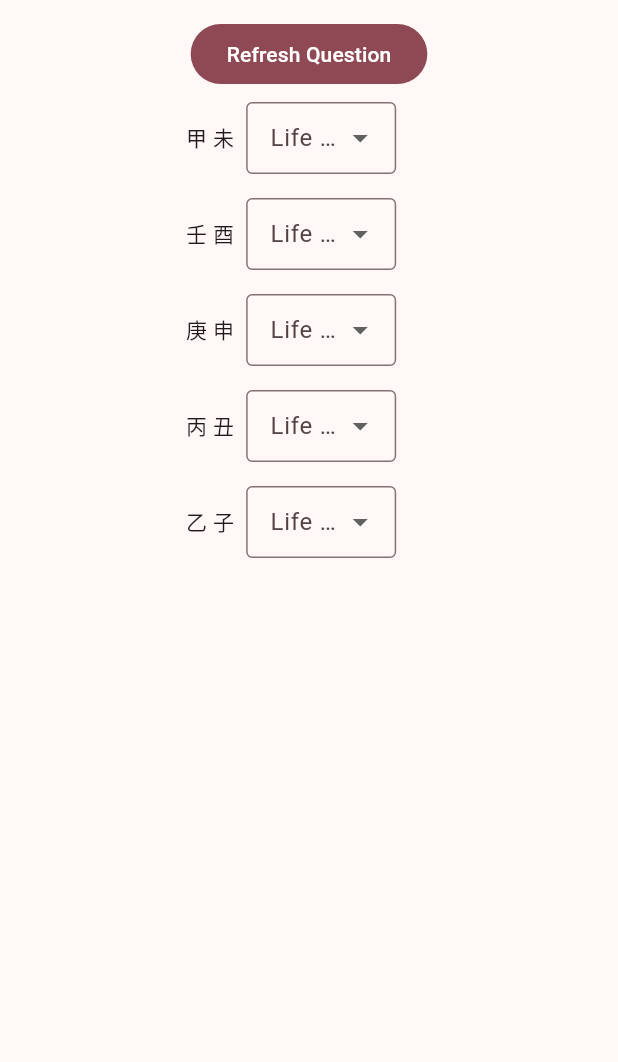
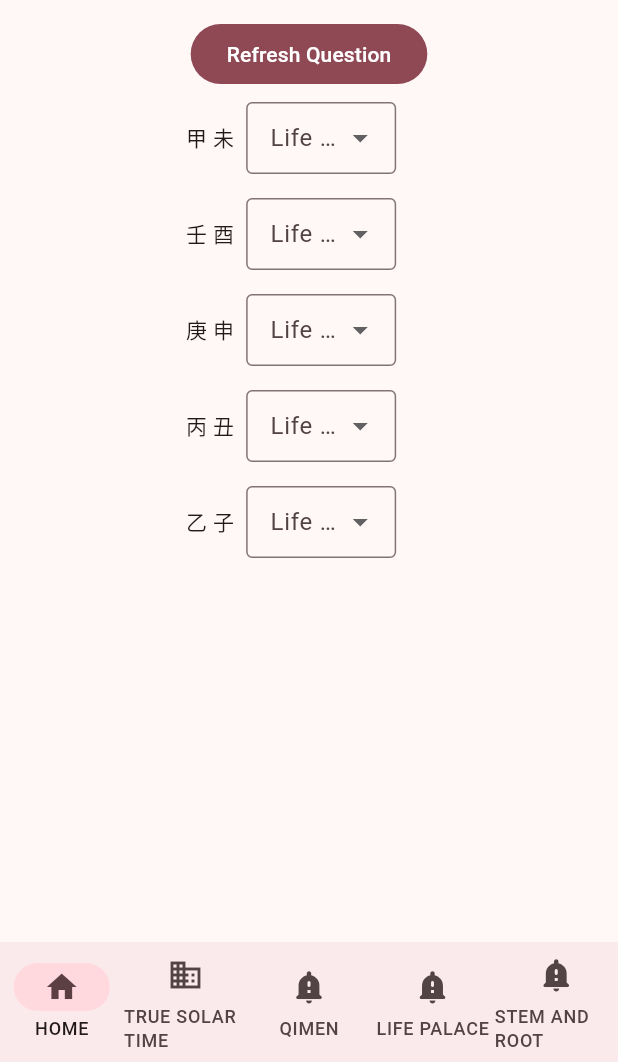
Before and after one commit to xuanyunhui/cfm-learning, a Flutter app: the Palace screen opened by its route, on a phone screen of 412 x 824 dp, the part 174-1236 px from its top. Run offline on Flutter 3.47's test engine with Material 2 defaults, Android fonts, the phone set to English and light mode, and no system bars; our stand-ins replace flutter_native_timezone, geolocator, go_router, shared_preferences, timezone; missing offline and left inert: lunar, qimen; accounts and stored records are empty.

Commit message:
goroute with nav

```diff
--- a/lib/cycle_hex_decades.dart
+++ b/lib/cycle_hex_decades.dart
@@ -46,7 +46,7 @@ class _CycleHexDecades extends State<CycleHexDecades> {
         title: Text(S.of(context).cycleTitle),
         centerTitle: true,
       ),
-      drawer: const NavigationDrawerBuilder(),
+      // drawer: const NavigationDrawerBuilder(),
       body: SafeArea(
           child: Padding(
         padding: const EdgeInsets.all(12.0),
--- a/lib/home.dart
+++ b/lib/home.dart
@@ -39,6 +39,7 @@
       key: scaffoldKey,
       appBar: AppBar(
         title: Text(S.of(context).homeTitle),
+        centerTitle: true,
       ),
       body: Center(
         child: Column(
--- a/lib/main.dart
+++ b/lib/main.dart
@@ -1,9 +1,9 @@
+import 'package:cfm_learning/provider/selected_index.dart';
 import 'package:flutter/material.dart';
 import 'package:flutter/services.dart';
 import 'package:flutter_localizations/flutter_localizations.dart';
 import 'package:go_router/go_router.dart';
 import 'package:provider/provider.dart';
-import 'package:qimen/qimen.dart';
 
 import 'cycle_hex_decades.dart';
 import 'generated/l10n.dart';
@@ -25,41 +25,67 @@ void main() {
   runApp(MyApp());
 }
 
-class Routes {
-  static const homePage = '/';
-
-  static const palacePage = '/lifepalace';
-
-  static const qimenPage = '/qimen';
-
-  static const solarTimePage = '/solartime';
-
-  static const cycleHexDecades = '/cyclehexdecades';
-
-  static const timesetCalendar = '/timesetcalendar';
-
-  static const settings = '/settings';
-}
+final GlobalKey<NavigatorState> _rootNavigatorKey =
+    GlobalKey<NavigatorState>(debugLabel: 'root');
+final GlobalKey<NavigatorState> _shellNavigatorKey =
+    GlobalKey<NavigatorState>(debugLabel: 'shell');
 
 class MyApp extends StatelessWidget {
   MyApp({super.key});
 
   final GoRouter _router = GoRouter(
-    routes: <RouteBase>[
-      GoRoute(
-        path: "/",
-        builder: (context, state) => const Home(),
-        routes: <RouteBase>[
-          GoRoute(path: "qimen", builder: (context, state) => const QiMenContent()),
-          GoRoute(path: "settings", builder: (context, state) => const Settings()),
-          GoRoute(path: "lifepalace", builder: (context, state) => const Palace()),
-          GoRoute(path: "solartime", builder: (context, state) => const SolarTimeScreen()),
-          GoRoute(path: "cyclehexdecades", builder: (context, state) => const CycleHexDecades()),
-          GoRoute(path: "timesetcalendar", builder: (context, state) => const TimesetCalendar()),
-      ],
-
-    )
-  ]);
+      navigatorKey: _rootNavigatorKey,
+      initialLocation: '/',
+      routes: <RouteBase>[
+        ShellRoute(
+          navigatorKey: _shellNavigatorKey,
+          builder: (BuildContext context, GoRouterState state, Widget child) {
+            return ScaffoldWithNavBar(child: child);
+          },
+          routes: <RouteBase>[
+            GoRoute(
+              path: '/',
+              builder: (BuildContext context, GoRouterState state) {
+                return const Home();
+              },
+              routes: <RouteBase>[
+                GoRoute(
+                    parentNavigatorKey: _rootNavigatorKey,
+                    path: 'settings',
+                    builder: (context, state) => const Settings()),
+                GoRoute(
+                    parentNavigatorKey: _rootNavigatorKey,
+                    path: 'cyclehexdecades',
+                    builder: (context, state) => const CycleHexDecades()),
+              ],
+            ),
+            GoRoute(
+              path: '/solartime',
+              builder: (BuildContext context, GoRouterState state) {
+                return const SolarTimeScreen();
+              },
+            ),
+            GoRoute(
+              path: '/qimen',
+              builder: (BuildContext context, GoRouterState state) {
+                return const QiMenContent();
+              },
+            ),
+            GoRoute(
+              path: '/lifepalace',
+              builder: (BuildContext context, GoRouterState state) {
+                return const Palace();
+              },
+            ),
+            GoRoute(
+              path: '/timesetcalendar',
+              builder: (BuildContext context, GoRouterState state) {
+                return const TimesetCalendar();
+              },
+            ),
+          ],
+        ),
+      ]);
 
   @override
   Widget build(BuildContext context) {
@@ -68,9 +94,7 @@ class MyApp extends StatelessWidget {
         builder: (context, snapshot) {
           final settings = Provider.of<ThemeSettings>(context);
           return MaterialApp.router(
-            routerDelegate: _router.routerDelegate,
-            routeInformationParser: _router.routeInformationParser,
-            routeInformationProvider: _router.routeInformationProvider,
+            routerConfig: _router,
             localizationsDelegates: const [
               S.delegate,
               GlobalMaterialLocalizations.delegate,
@@ -78,7 +102,7 @@ class MyApp extends StatelessWidget {
               GlobalCupertinoLocalizations.delegate,
             ],
             supportedLocales: S.delegate.supportedLocales,
-            title: 'Flutter Demo',
+            title: 'Learn traditional Chinese culture',
             theme: ThemeData(
                 useMaterial3: true,
                 colorScheme: settings.getlightColorScheme(),
@@ -87,18 +111,126 @@ class MyApp extends StatelessWidget {
                 useMaterial3: true,
                 colorScheme: settings.getdarkColorScheme(),
                 appBarTheme: const AppBarTheme(elevation: 4)),
-            // home: const MyHomePage(title: 'Flutter Demo Home Page'),
-            // initialRoute: Routes.homePage,
-            // routes: {
-            //   Routes.homePage: (context) => const Home(),
-            //   Routes.palacePage: (context) => const Palace(),
-            //   Routes.qimenPage: (context) => const QiMenContent(),
-            //   Routes.solarTimePage: (context) => const SolarTimeScreen(),
-            //   Routes.cycleHexDecades: (context) => const CycleHexDecades(),
-            //   Routes.timesetCalendar: (context) => const TimesetCalendar(),
-            //   Routes.settings: (context) => const Settings()
-            // },
           );
         });
   }
 }
+
+class ScaffoldWithNavBar extends StatelessWidget {
+  /// Constructs an [ScaffoldWithNavBar].
+  const ScaffoldWithNavBar({
+    required this.child,
+    super.key,
+  });
+
+  final Widget child;
+
+  @override
+  Widget build(BuildContext context) {
+    return Scaffold(
+      body: child,
+      bottomNavigationBar: ChangeNotifierProvider(
+          create: (context) => SelectedIndex(),
+          builder: (context, snapshot) {
+            final selectedIndex =
+                Provider.of<SelectedIndex>(context);
+            return NavigationBar(
+              selectedIndex: selectedIndex.index,
+              onDestinationSelected: (int idx) {
+                selectedIndex.index = idx;
+                _onItemTapped(idx, context);
+              },
+              destinations: [
+                NavigationDestination(
+                  icon: const Icon(Icons.home),
+                  label: S.of(context).homeTitle,
+                ),
+                NavigationDestination(
+                  icon: const Icon(Icons.business),
+                  label: S.of(context).solarTimeTitle,
+                ),
+                NavigationDestination(
+                  icon: const Icon(Icons.notification_important_rounded),
+                  label: S.of(context).qimenTitle,
+                ),
+                NavigationDestination(
+                  icon: const Icon(Icons.notification_important_rounded),
+                  label: S.of(context).lifePalaceTitle,
+                ),
+                NavigationDestination(
+                  icon: const Icon(Icons.notification_important_rounded),
+                  label: S.of(context).timesetTitle,
+                ),
+              ],
+            );
+          }),
+    );
+  }
+
+  static int _calculateSelectedIndex(BuildContext context) {
+    final String location = GoRouterState.of(context).location;
+    if (location.startsWith('/')) {
+      return 0;
+    }
+    if (location.startsWith('/solartime')) {
+      return 1;
+    }
+    if (location.startsWith('/qimen')) {
+      return 2;
+    }
+    if (location.startsWith('/lifepalace')) {
+      return 3;
+    }
+    if (location.startsWith('/timesetcalendar')) {
+      return 4;
+    }
+    return 0;
+  }
+
+  void _onItemTapped(int index, BuildContext context) {
+    switch (index) {
+      case 0:
+        GoRouter.of(context).go('/');
+        break;
+      case 1:
+        GoRouter.of(context).go('/solartime');
+        break;
+      case 2:
+        GoRouter.of(context).go('/qimen');
+        break;
+      case 3:
+        GoRouter.of(context).go('/lifepalace');
+        break;
+      case 4:
+        GoRouter.of(context).go('/timesetcalendar');
+        break;
+    }
+  }
+}
+
+/// The details screen for either the A, B or C screen.
+class DetailsScreen extends StatelessWidget {
+  /// Constructs a [DetailsScreen].
+  const DetailsScreen({
+    required this.label,
+    super.key,
+  });
+
+  /// The label to display in the center of the screen.
+  final String label;
+
+  @override
+  Widget build(BuildContext context) {
+    return Scaffold(
+      appBar: AppBar(
+        title: const Text('Details Screen'),
+      ),
+      body: Center(
+        child: Text(
+          'Details for $label',
+          style: Theme.of(context).textTheme.headlineMedium,
+        ),
+      ),
+    );
+  }
+}
--- /dev/null
+++ b/lib/provider/selected_index.dart
@@ -0,0 +1,12 @@
+import 'package:flutter/material.dart';
+
+class SelectedIndex extends ChangeNotifier {
+  int _index = 0;
+
+  int get index => _index;
+
+  set index(int index) {
+    _index = index;
+    notifyListeners();
+  }
+}
```
Also changed, not shown: lib/drawerbuilder.dart (+49 -44 lines), 1 other file.
